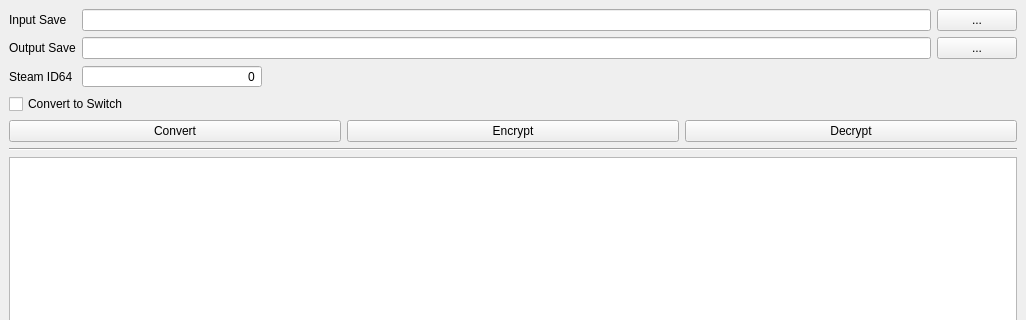
The window that mainWindow.ui (AsteriskAmpersand/MHST2-Save-Tools) describes before a commit, drawn with Qt 5; both pictures show x 0 to 1026 and y 0 to 320 of the 1026 by 1124 pixel window.
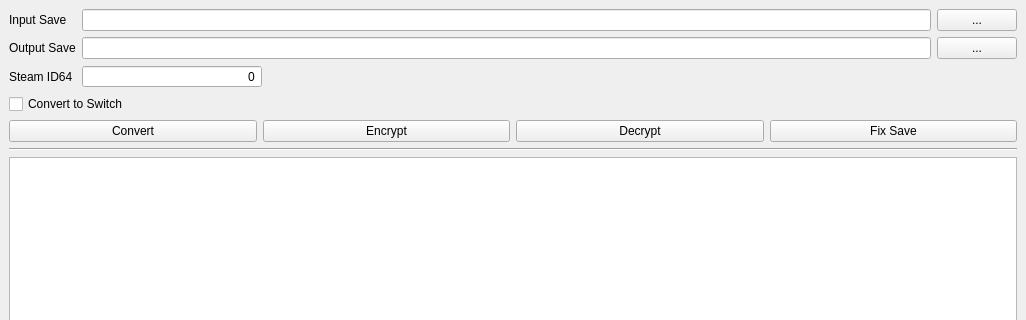
The same window after the commit. Custom widgets are drawn as their Qt base class.

Patch:
```diff
--- a/mainWindow.ui
+++ b/mainWindow.ui
@@ -128,6 +128,13 @@
           </property>
          </widget>
         </item>
+        <item>
+         <widget class="QPushButton" name="fixSave">
+          <property name="text">
+           <string>Fix Save</string>
+          </property>
+         </widget>
+        </item>
        </layout>
       </item>
       <item>
```
Left out of the diff: 2 changed lines with no effect on the pictures.
